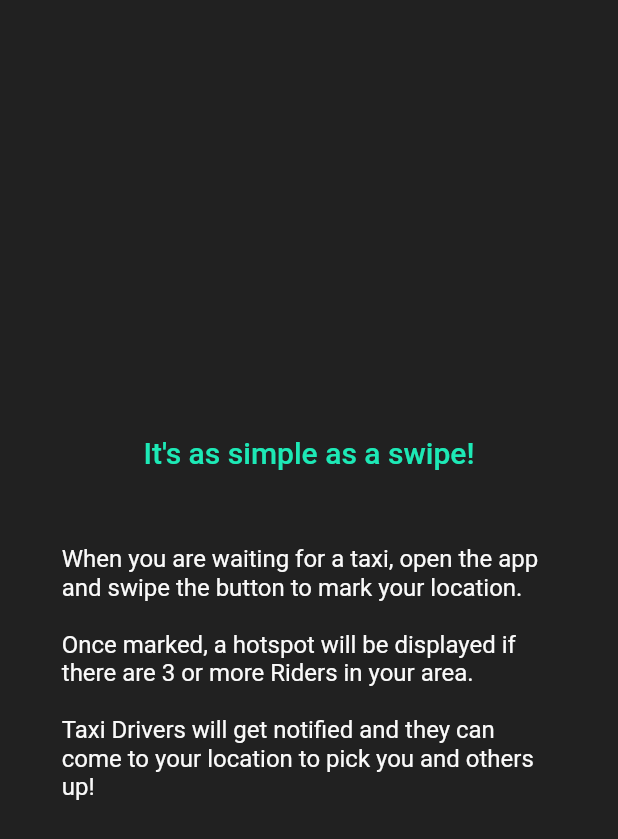
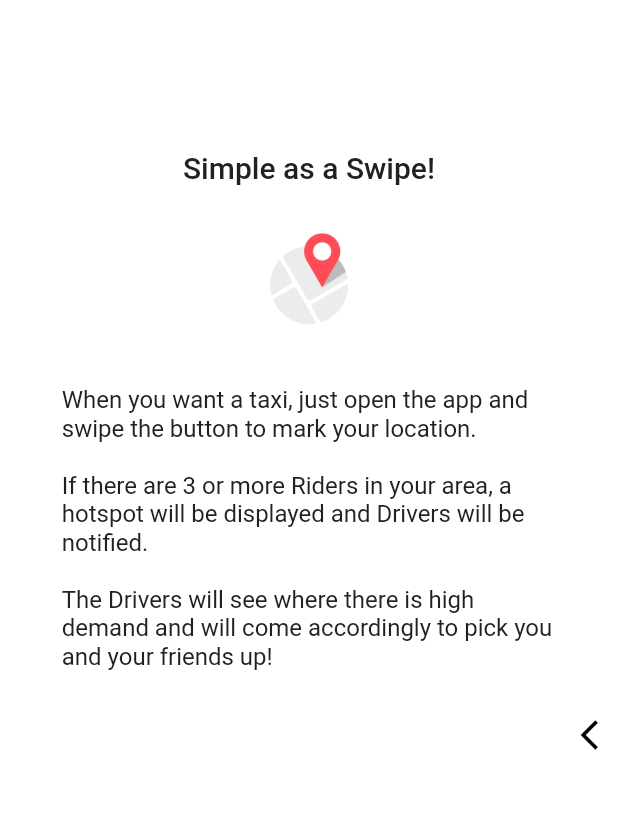
Before and after one commit to fliverdev/rider, a Flutter app: the screen it shows after launch, swiped to page 2, on a phone screen of 412 x 824 dp. Shown: the top 839 px of the screen. Run offline on Flutter 3.47's test engine with Material 2 defaults, Android fonts, the phone set to English and light mode, and no system bars; drawn by our look-alikes of liquid_swipe; our stand-ins replace cloud_firestore, dynamic_theme, flutter_speed_dial, geolocator, google_maps_flutter, permission_handler and 2 more; missing offline and left inert: geoflutterfire, great_circle_distance; accounts and stored records are empty.

Commit message:
A ton of improvements to intro page
:fire:

```diff
--- a/lib/pages/intro_page.dart
+++ b/lib/pages/intro_page.dart
@@ -51,7 +51,7 @@ class _MyIntroPageState extends State<MyIntroPage> {
                   style: TextStyle(
                     fontWeight: FontWeight.w500,
                     fontSize: 22.0,
-                    color: MyColors.accentColor,
+                    color: MyColors.black,
                   ),
                 ),
                 SizedBox(
@@ -62,7 +62,7 @@ class _MyIntroPageState extends State<MyIntroPage> {
                   style: TextStyle(
                     fontWeight: FontWeight.w400,
                     fontSize: 18.0,
-                    color: MyColors.accentColor,
+                    color: MyColors.black,
                   ),
                 ),
               ],
@@ -71,7 +71,7 @@ class _MyIntroPageState extends State<MyIntroPage> {
         ),
       ),
       Container(
-        color: MyColors.black,
+        color: Colors.white,
         child: Row(
           mainAxisAlignment: MainAxisAlignment.center,
           crossAxisAlignment: CrossAxisAlignment.center,
@@ -79,30 +79,42 @@ class _MyIntroPageState extends State<MyIntroPage> {
             Container(
               width: width,
               child: Column(
-                mainAxisAlignment: MainAxisAlignment.center,
+                mainAxisAlignment: MainAxisAlignment.start,
                 crossAxisAlignment: CrossAxisAlignment.center,
                 children: <Widget>[
+                  SizedBox(
+                    height: 100.0,
+                  ),
                   Text(
-                    'It\'s as simple as a swipe!',
+                    'Simple as a Swipe!',
                     style: TextStyle(
                       fontWeight: FontWeight.w500,
                       fontSize: 20.0,
-                      color: MyColors.primaryColor,
+                      color: MyColors.black,
                     ),
                   ),
                   SizedBox(
-                    height: 50.0,
+                    height: 10.0,
+                  ),
+                  Container(
+                    width: 152.0,
+                    height: 114.0,
+                    child: Image.asset(
+                      'assets/other/marker.gif',
+                      fit: BoxFit.cover,
+                    ),
+                  ),
+                  SizedBox(
+                    height: 10.0,
                   ),
                   Text(
-                    'When you are waiting for a taxi, open the app and swipe the '
-                    'button to mark your location.\n\nOnce marked, a hotspot '
-                    'will be displayed if there are 3 or more Riders in '
-                    'your area.\n\nTaxi Drivers will get notified and they can '
-                    'come to your location to pick you and others up!',
+                    'When you want a taxi, just open the app and swipe the button to mark your location.'
+                    '\n\nIf there are 3 or more Riders in your area, a hotspot will be displayed and Drivers will be notified.'
+                    '\n\nThe Drivers will see where there is high demand and will come accordingly to pick you and your friends up!',
                     style: TextStyle(
                       fontWeight: FontWeight.w400,
                       fontSize: 16.0,
-                      color: MyColors.white,
+                      color: MyColors.black,
                     ),
                   ),
                 ],
@@ -112,7 +124,7 @@ class _MyIntroPageState extends State<MyIntroPage> {
         ),
       ),
       Container(
-        color: MyColors.primaryColor,
+        color: Colors.white,
         child: Row(
           mainAxisAlignment: MainAxisAlignment.center,
           crossAxisAlignment: CrossAxisAlignment.center,
@@ -120,55 +132,57 @@ class _MyIntroPageState extends State<MyIntroPage> {
             Container(
               width: width,
               child: Column(
-                mainAxisAlignment: MainAxisAlignment.center,
+                mainAxisAlignment: MainAxisAlignment.start,
                 crossAxisAlignment: CrossAxisAlignment.center,
                 children: <Widget>[
+                  SizedBox(
+                    height: 100.0,
+                  ),
                   Text(
                     'Location Permissions',
                     style: TextStyle(
                       fontWeight: FontWeight.w500,
                       fontSize: 20.0,
-                      color: MyColors.accentColor,
+                      color: MyColors.black,
                     ),
                   ),
                   SizedBox(
-                    height: 50.0,
+                    height: 20.0,
+                  ),
+                  Container(
+                    width: 120.0,
+                    height: 90.0,
+                    child: Image.asset(
+                      'assets/other/toggle.gif',
+                      fit: BoxFit.cover,
+                    ),
+                  ),
+                  SizedBox(
+                    height: 20.0,
                   ),
                   Text(
-                    'We need your permission to access your device\'s '
-                    'location. We require this in order to display nearby '
-                    'Riders and notify Drivers when there is demand in your area. \n\nDon\'t worry - we believe in your privacy and keep your location completely anonymous without requiring any additional details or permissions.',
+                    'We need to access your phone\'s location in order to find nearby Riders and notify Drivers when there is demand in your area.'
+                    '\n\nDon\'t worry - we believe in your privacy and keep your location completely anonymous without requiring any additional details or permissions.'
+                    '\n\nThe source code is also available on GitHub, in case you\'re still doubtful😉',
                     style: TextStyle(
                       fontWeight: FontWeight.w400,
                       fontSize: 16.0,
-                      color: MyColors.accentColor,
+                      color: MyColors.black,
                     ),
                   ),
                   SizedBox(
-                    height: 30.0,
+                    height: 40.0,
                   ),
                   RaisedButton(
                     child: Text('GRANT ACCESS'),
                     color: MyColors.black,
-                    textColor: MyColors.primaryColor,
+                    textColor: MyColors.white,
                     elevation: 3.0,
                     shape: RoundedRectangleBorder(
                         borderRadius: BorderRadius.all(Radius.circular(5.0))),
                     onPressed: () {
                       requestLocationPermission();
                     },
-                  ),
-                  SizedBox(
-                    height: 30.0,
-                  ),
-                  Text(
-                    'Swipe to continue',
-                    style: TextStyle(
-                      fontWeight: FontWeight.w400,
-                      fontSize: 16.0,
-                      fontStyle: FontStyle.italic,
-                      color: MyColors.accentColor,
-                    ),
                   ),
                 ],
               ),
@@ -177,7 +191,7 @@ class _MyIntroPageState extends State<MyIntroPage> {
         ),
       ),
       Container(
-        color: MyColors.white,
+        color: Colors.white,
         child: Row(
           mainAxisAlignment: MainAxisAlignment.center,
           crossAxisAlignment: CrossAxisAlignment.center,
@@ -199,16 +213,16 @@ class _MyIntroPageState extends State<MyIntroPage> {
                   style: TextStyle(
                     fontWeight: FontWeight.w500,
                     fontSize: 18.0,
-                    color: MyColors.accentColor,
+                    color: MyColors.black,
                   ),
                 ),
                 Text(
-                  'Swipe right to change',
+                  '(Swipe right to change)',
                   style: TextStyle(
                     fontWeight: FontWeight.w400,
                     fontSize: 16.0,
                     fontStyle: FontStyle.italic,
-                    color: MyColors.accentColor,
+                    color: MyColors.black,
                   ),
                 ),
                 SizedBox(
@@ -230,7 +244,7 @@ class _MyIntroPageState extends State<MyIntroPage> {
                   style: TextStyle(
                     fontWeight: FontWeight.w500,
                     fontSize: 20.0,
-                    color: MyColors.accentColor,
+                    color: MyColors.black,
                   ),
                 ),
                 SizedBox(
@@ -258,7 +272,7 @@ class _MyIntroPageState extends State<MyIntroPage> {
         ),
       ),
       Container(
-        color: MyColors.accentColor,
+        color: Colors.black,
         child: Row(
           mainAxisAlignment: MainAxisAlignment.center,
           crossAxisAlignment: CrossAxisAlignment.center,
@@ -284,7 +298,7 @@ class _MyIntroPageState extends State<MyIntroPage> {
                   ),
                 ),
                 Text(
-                  'Swipe left to change',
+                  '(Swipe left to change)',
                   style: TextStyle(
                     fontWeight: FontWeight.w400,
                     fontSize: 16.0,
@@ -320,7 +334,7 @@ class _MyIntroPageState extends State<MyIntroPage> {
                 RaisedButton(
                   child: Text('LET\'S GO'),
                   color: MyColors.primaryColor,
-                  textColor: MyColors.accentColor,
+                  textColor: MyColors.black,
                   elevation: 3.0,
                   shape: RoundedRectangleBorder(
                       borderRadius: BorderRadius.all(Radius.circular(5.0))),
@@ -346,7 +360,11 @@ class _MyIntroPageState extends State<MyIntroPage> {
       enableLoop: false,
       enableSlideIcon: true,
       positionSlideIcon: 0.6,
-      waveType: WaveType.circularReveal,
+      slideIconWidget: Icon(
+        Icons.arrow_back_ios,
+        color: Colors.black,
+      ),
+      waveType: WaveType.liquidReveal,
     );
   }
 }
--- a/lib/pages/map_view_page.dart
+++ b/lib/pages/map_view_page.dart
@@ -114,12 +114,12 @@ class _MyMapViewPageState extends State<MyMapViewPage> {
     currentMarkersWithinRadius = allMarkersWithinRadius.length;
 
     if (isSnackbarEnabled &&
-        currentMarkersWithinRadius > 1 &&
+        currentMarkersWithinRadius >= 3 &&
         currentMarkersWithinRadius != previousMarkersWithinRadius) {
       scaffoldKey.currentState.showSnackBar(
         SnackBar(
           content: Text(
-            '$currentMarkersWithinRadius Riders are in your area!',
+            'There are $currentMarkersWithinRadius Riders in your area!',
             style: TextStyle(
               color: invertInvertColorsStrong(context),
               fontSize: 15.0,
@@ -244,8 +244,8 @@ class _MyMapViewPageState extends State<MyMapViewPage> {
                             size: 20.0,
                           ),
                           tooltip: 'Emergency',
-                          foregroundColor: invertInvertColorsTheme(context),
-                          backgroundColor: invertColorsTheme(context),
+                          foregroundColor: MyColors.primaryColor,
+                          backgroundColor: MyColors.accentColor,
                           elevation: 5.0,
                           onPressed: () {
                             showEmergencyPopup(context);
--- a/lib/pages/splash_page.dart
+++ b/lib/pages/splash_page.dart
@@ -1,7 +1,7 @@
 import 'package:flutter/material.dart';
 import 'package:rider/pages/intro_page.dart';
 import 'package:rider/pages/map_view_page.dart';
-import 'package:rider/widgets/splash_screen.dart';
+import 'package:rider/utils/ui_helpers.dart';
 import 'package:shared_preferences/shared_preferences.dart';
 
 class SplashPage extends StatefulWidget {
@@ -35,6 +35,8 @@ class _SplashPageState extends State<SplashPage> {
   }
 
   Widget build(BuildContext context) {
-    return SplashScreen();
+    return Container(
+      color: invertInvertColorsStrong(context),
+    );
   }
 }
--- a/lib/utils/variables.dart
+++ b/lib/utils/variables.dart
@@ -23,8 +23,7 @@ final displayMarkersRadius = 5000.0; // radius upto which markers are loaded
 // and displayed on the map
 
 final markerRefreshInterval =
-    Duration(seconds: 10); // timeout to repopulate markers
-final splashScreenDuration = Duration(milliseconds: 1500);
+    Duration(seconds: 5); // timeout to repopulate markers
 
 final GlobalKey<ScaffoldState> scaffoldKey = GlobalKey<ScaffoldState>();
 final Map<MarkerId, Marker> markers = <MarkerId, Marker>{};
```
Also changed, not shown: assets/other/marker.gif (added), assets/other/toggle.gif (added), 1 other file.
